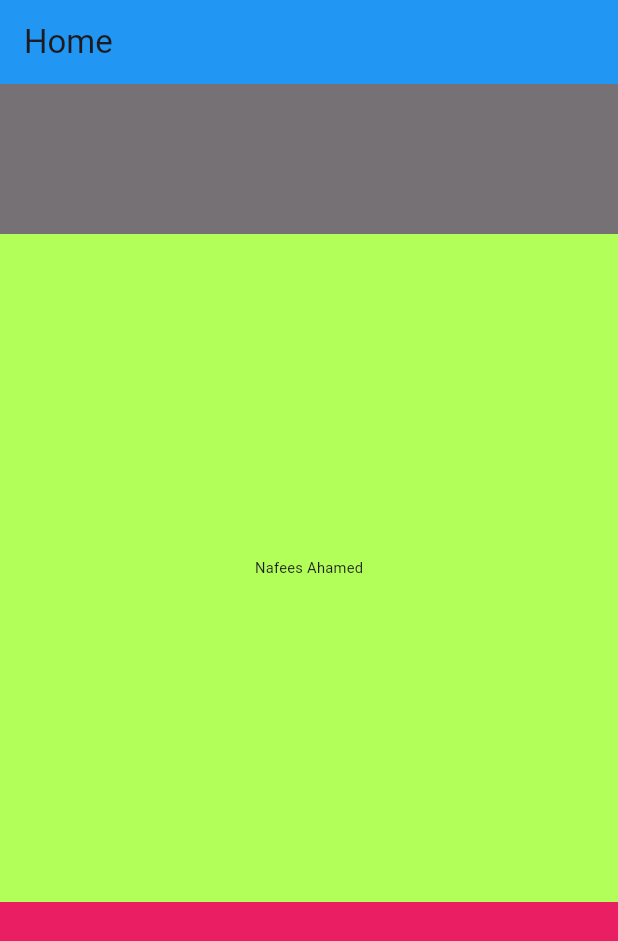
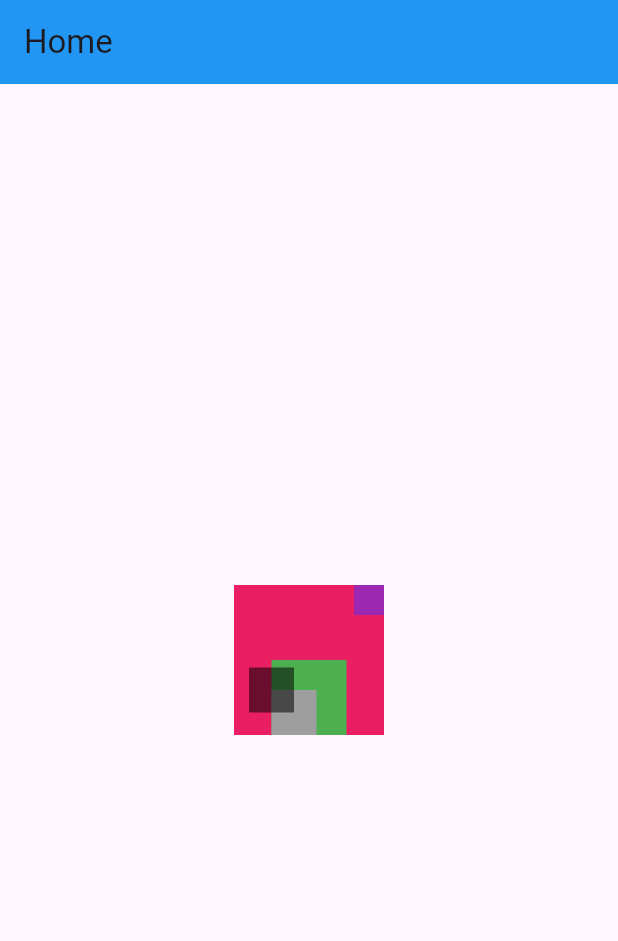
Before and after one commit to nafiz79/practise_udemy, a Flutter app: the screen it shows after launch, on a phone screen of 412 x 824 dp. Shown: the top 941 px of the screen. Run offline on Flutter 3.47's test engine with Material 3 defaults, Android fonts, the phone set to English and light mode, and no system bars.

Commit message:
stack_align_positioned_class_8.3

```diff
--- a/lib/home_screen.dart
+++ b/lib/home_screen.dart
@@ -1,7 +1,5 @@
-// ignore_for_file: prefer_const_constructors
-
-import 'package:flutter/cupertino.dart';
 import 'package:flutter/material.dart';
+//stack,postioned,align
 
 class HomeScreen extends StatelessWidget {
   const HomeScreen({super.key});
@@ -13,112 +11,58 @@ class HomeScreen extends StatelessWidget {
         title: Text('Home'),
         backgroundColor: Colors.blue,
       ),
-      body: Column(
-        children: [
-          // AspectRatio(
-          //   aspectRatio: 16 / 9,
-          //   child: Container(
-          //     color: Colors.red,
-          //     child: Image.network(
-          //       'https://www.pexels.com/photo/cyclone-fence-in-shallow-photography-951408/',
-          //       fit: BoxFit.cover,
-          //     ),
-          //   ),
-          // ),
-          // Container(
-          //   width: MediaQuery.sizeOf(context).width,
-          //   height: MediaQuery.sizeOf(context).width,
-          //   color: Colors.amber,
-          //   child: FractionallySizedBox(
-          //     widthFactor: 0.5,
-          //     heightFactor: 0.5,
-          //     child: Container(
-          //       color: Colors.red,
-          //     ),
-          //   ),
-          // )
-          // Flexible(
-          //   fit: FlexFit.tight,
-          //   //default flex is 1
-          //   flex: 3,
-          //   child: Container(
-          //     color: Colors.amber,
-          //     width: MediaQuery.sizeOf(context).width,
-          //   ),
-          // ),
-          // Flexible(
-          //   fit: FlexFit.tight,
-          //   flex: 7,
-          //   child: Column(
-          //     children: [
-          //       Flexible(
-          //         child: Container(
-          //           color: Colors.red,
-          //           width: MediaQuery.sizeOf(context).width,
-          //         ),
-          //       ),
-          //       SizedBox(
-          //         height: 50,
-          //       )
-          //     ],
-          //   ),
-          // ),
-          // Flexible(
-          //   // default flex is 1
-          //   child: Row(
-          //     children: [
-          //       Flexible(
-          //         child: Container(
-          //           color: Colors.lightGreenAccent,
-          //         ),
-          //       ),
-          //       Flexible(
-          //         flex: 4,
-          //         child: Container(
-          //           color: Colors.blue,
-          //         ),
-          //       ),
-          //     ],
-          //   ),
-          // ),
-          // Flexible(
-          //   fit: FlexFit.tight,
-          //   flex: 5,
-          //   child: Container(
-          //     color: Colors.purple,
-          //     width: MediaQuery.sizeOf(context).width,
-          //   ),
-          // ),
-          Container(
-            height: 100,
-            color: Colors.black54,
-            width: MediaQuery.sizeOf(context).width,
-          ),
-          Expanded(
-            flex: 10,
-            child: Container(
-              color: Colors.lightGreenAccent,
-              width: double.infinity,
-              alignment: Alignment.center,
-              child: SizedBox(
-                width: 100,
-                height: 14,
-                child: FittedBox(
-                  child: Text(
-                    'Nafees Ahamed',
-                    maxLines: 1,
-                  ),
+      body: Center(
+        child: Stack(
+          children: [
+            Container(
+              width: 100,
+              height: 100,
+              color: Colors.pink,
+            ),
+            Positioned.fill(
+              child: Align(
+                alignment: Alignment.bottomCenter,
+                child: Stack(
+                  children: [
+                    Container(
+                      width: 50,
+                      height: 50,
+                      color: Colors.green,
+                    ),
+                    Positioned(
+                      bottom: 0,
+                      left: 0,
+                      child: Container(
+                        width: 30,
+                        height: 30,
+                        color: Colors.grey,
+                      ),
+                    ),
+                  ],
                 ),
               ),
             ),
-          ),
-          Expanded(
-            flex: 5,
-            child: Container(
-              color: Colors.pink,
+            Positioned(
+              bottom: 15,
+              left: 10,
+              child: Container(
+                width: 30,
+                height: 30,
+                color: Colors.black54,
+              ),
             ),
-          ),
-        ],
+            Positioned(
+              top: 0,
+              right: 0,
+              // bottom: 0,
+              child: Container(
+                width: 20,
+                height: 20,
+                color: Colors.purple,
+              ),
+            ),
+          ],
+        ),
       ),
     );
   }
```
